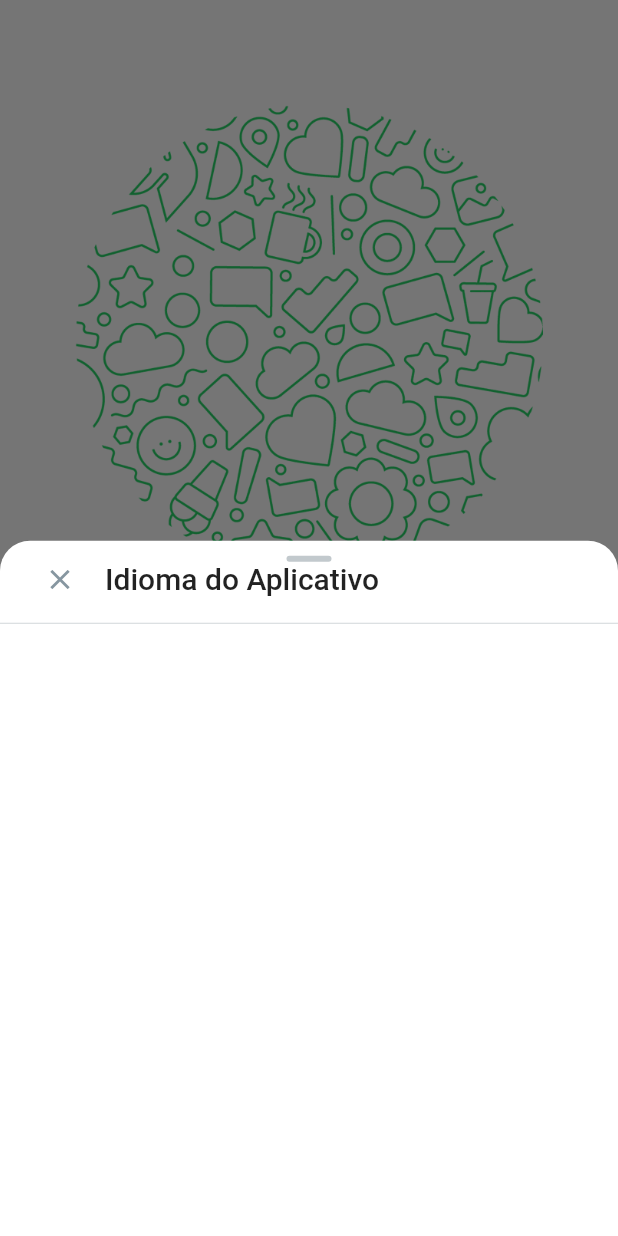
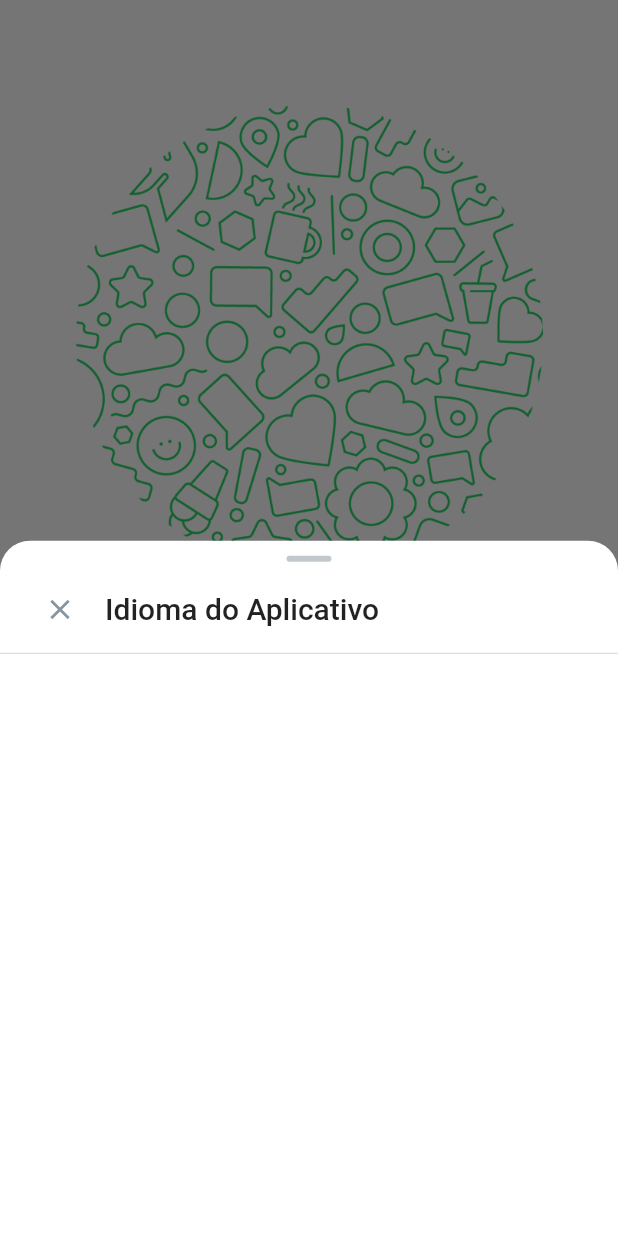
Before and after one commit to cicerogusta/WhatsApp-Clone-Flutter, a Flutter app: the screen it shows after launch, after a tap on "Português (BR)", on a phone screen of 412 x 824 dp. Run offline on Flutter 3.47's test engine with Material 2 defaults, Android fonts, the light colour scheme and no system bars.

Commit message:
espaçamento entre container e row

```diff
--- a/lib/features/welcome/widgets/language_button.dart
+++ b/lib/features/welcome/widgets/language_button.dart
@@ -22,7 +22,7 @@ class LanguageButton extends StatelessWidget {
                   borderRadius: BorderRadius.circular(5),
                 ),
               ),
-              const SizedBox(width: 20),
+              const SizedBox(height: 20),
               Row(
                 children: [
                   const SizedBox(width: 20),
```
